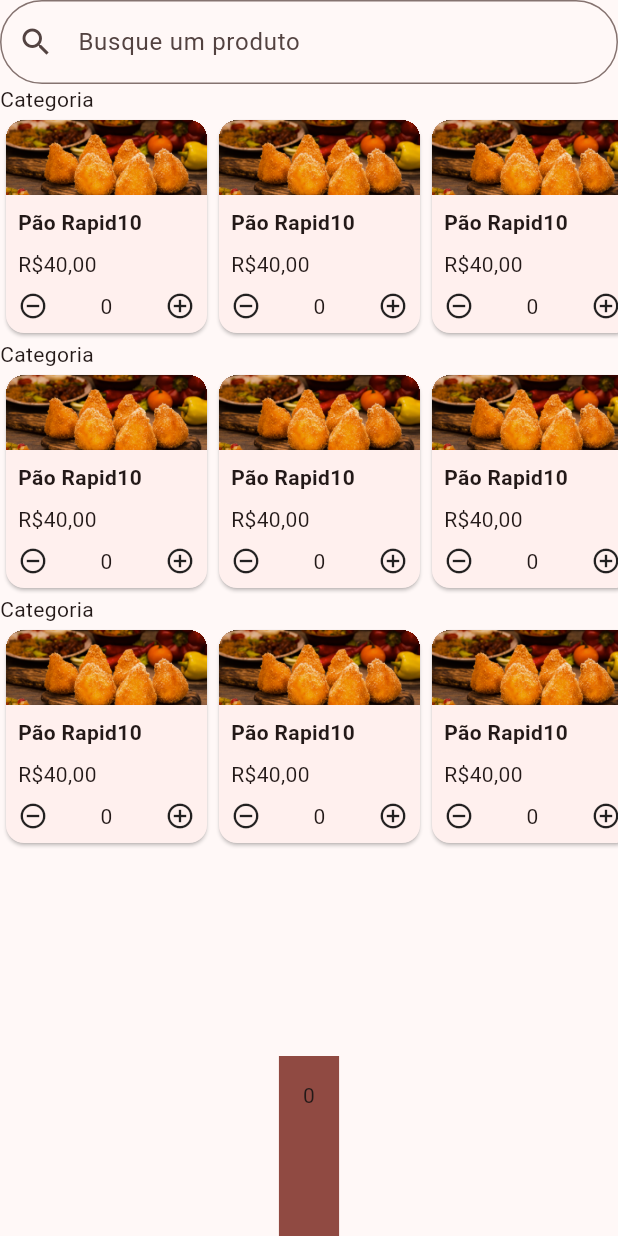
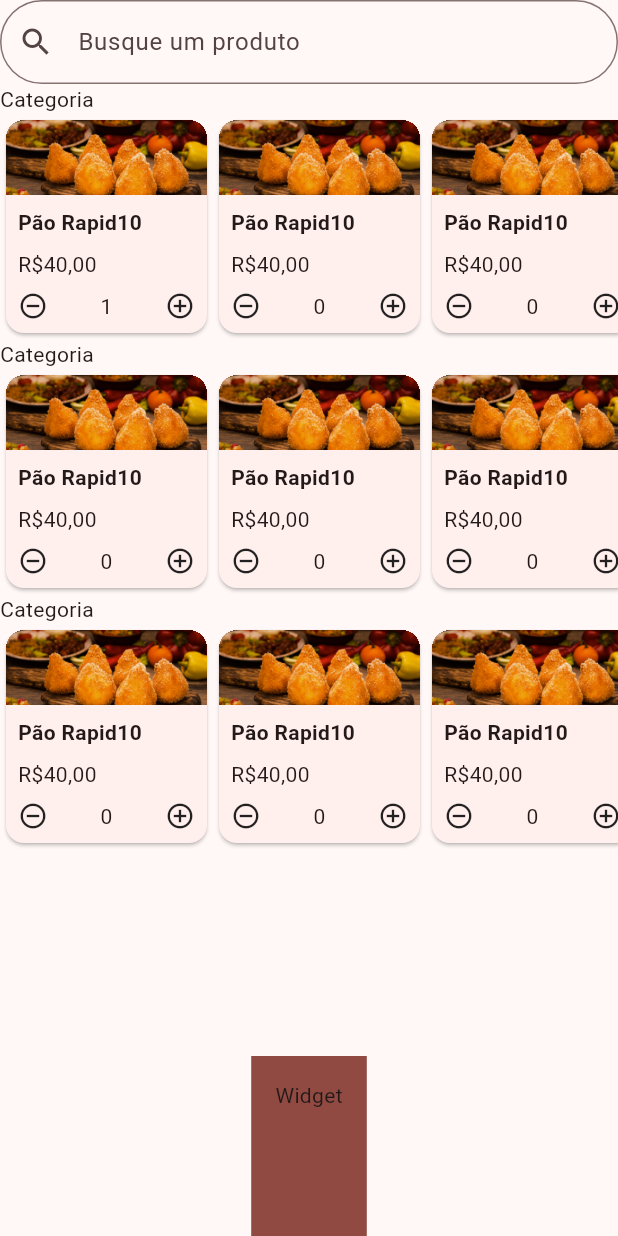
Before and after one commit to ikyrie/dev_panucci_delivery, a Flutter app: the screen it shows after launch, after a tap on the "add circle outline" icon, on a phone screen of 412 x 824 dp. Run offline on Flutter 3.47's test engine with Material 2 defaults, Android fonts, the phone set to English and light mode, and no system bars; our stand-ins replace flutter_mobx, mobx; generated files the repository leaves out were written again.

Commit message:
Adicionando MobX nos contadores

```diff
--- a/lib/components/cartao.dart
+++ b/lib/components/cartao.dart
@@ -23,7 +23,7 @@ const Cartao({ Key? key }) : super(key: key);
               padding: const EdgeInsets.all(8.0),
               child: Column(
                 crossAxisAlignment: CrossAxisAlignment.start,
-                children: const <Widget>[
+                children: <Widget>[
                   Padding(
                     padding: EdgeInsets.only(bottom: 8.0),
                     child: Text("Pão Rapid10", style: TextStyle(fontWeight: FontWeight.w600),),
--- a/lib/components/contador.dart
+++ b/lib/components/contador.dart
@@ -1,40 +1,37 @@
 import 'package:flutter/material.dart';
-import 'package:panucci_delivery/models/carrinho_provider.dart';
+import 'package:flutter_mobx/flutter_mobx.dart';
+import 'package:panucci_delivery/store/carrinho_store.dart';
 
-class Contador extends StatefulWidget {
-const Contador({ Key? key }) : super(key: key);
+class Contador extends StatelessWidget {
+Contador({ Key? key }) : super(key: key);
+final CarrinhoStore carrinhoStore = CarrinhoStore();
 
   @override
-  State<Contador> createState() => _ContadorState();
-}
-
-class _ContadorState extends State<Contador> {
-  @override
   Widget build(BuildContext context){
-    return Row(
+    return Observer(
+      builder: (_) => Row(
         mainAxisAlignment: MainAxisAlignment.spaceBetween,
         children: <Widget>[
           InkWell(
             borderRadius: BorderRadius.circular(20),
             onTap: () {
-            setState(() {
-              if(CarrinhoProvider.of(context).carrinhoCounter > 0) {
+                if(carrinhoStore.carrinhoCounter > 0) {
+                  carrinhoStore.removerItem();
                 }
-            });
             },
             child: const Icon(Icons.remove_circle_outline, size: 20,),
           ),
-        Text(CarrinhoProvider.of(context).carrinhoCounter.toString()),
+          Text(carrinhoStore.carrinhoCounter.toString()),
           InkWell(
             borderRadius: BorderRadius.circular(20),
             onTap: () {
-            setState(() {
-              print(CarrinhoProvider.of(context).carrinhoCounter);
-            });
+                carrinhoStore.adicionarItem();
+                print(carrinhoStore.carrinhoCounter);
             },
             child: const Icon(Icons.add_circle_outline, size: 20,),
           ),
         ],
+      ),
     );
   }
 }
--- /dev/null
+++ b/lib/models/carrinho.dart
@@ -0,0 +1,13 @@
+class Carrinho {
+  Carrinho(this.totalDeItens);
+
+  int totalDeItens;
+
+  void adicionarItemNoTotal() {
+    totalDeItens++;
+  }
+
+  void removerItemNoTotal() {
+    totalDeItens--;
+  }
+}
--- a/lib/models/carrinho_provider.dart
+++ b/lib/models/carrinho_provider.dart
@@ -1,9 +1,9 @@
 import 'package:flutter/material.dart';
 
 class CarrinhoProvider extends InheritedWidget {
-  const CarrinhoProvider({Key? key, required Widget child, required this.carrinhoCounter}) : super(key: key, child: child);
+  CarrinhoProvider({Key? key, required Widget child, required this.carrinhoCounter}) : super(key: key, child: child);
 
-  final int carrinhoCounter;
+  int carrinhoCounter;
 
   static CarrinhoProvider of(BuildContext context){
     final CarrinhoProvider? result = context.dependOnInheritedWidgetOfExactType<CarrinhoProvider>();
--- a/lib/screens/home.dart
+++ b/lib/screens/home.dart
@@ -1,6 +1,9 @@
 import 'package:flutter/material.dart';
+import 'package:flutter_mobx/flutter_mobx.dart';
 import 'package:panucci_delivery/components/cartao.dart';
+import 'package:panucci_delivery/models/carrinho.dart';
 import 'package:panucci_delivery/models/carrinho_provider.dart';
+import 'package:panucci_delivery/store/carrinho_store.dart';
 import '../components/search_input.dart';
 
 class Home extends StatefulWidget {
@@ -9,6 +12,8 @@ class Home extends StatefulWidget {
   @override
   State<Home> createState() => _HomeState();
 }
+
+final CarrinhoStore carrinhoStore = CarrinhoStore();
 
 class _HomeState extends State<Home> {
   final TextEditingController searchTextController = TextEditingController();
@@ -32,11 +37,13 @@ class _HomeState extends State<Home> {
               hasScrollBody: false,
               child: Align(
                 alignment: Alignment.bottomCenter,
-                child: Container(
-                  height: 120,
-                  padding: const EdgeInsets.all(16),
-                  decoration: BoxDecoration(color: Theme.of(context).colorScheme.surfaceTint),
-                  child: Text(carrinho.carrinhoCounter.toString()),
+                child: Observer(
+                  builder: (_) => Container(
+                    height: 120,
+                    padding: const EdgeInsets.all(16),
+                    decoration: BoxDecoration(color: Theme.of(context).colorScheme.surfaceTint),
+                    child: Text(carrinho.toString()),
+                  ),
                 ),
               ),
             )
--- /dev/null
+++ b/lib/store/carrinho_store.dart
@@ -0,0 +1,34 @@
+import 'package:mobx/mobx.dart';
+import 'package:panucci_delivery/models/carrinho.dart';
+
+part 'carrinho_store.g.dart';
+
+class CarrinhoStore = _CarrinhoStore with _$CarrinhoStore;
+final Carrinho carrinho = Carrinho(0);
+
+abstract class _CarrinhoStore with Store {
+  @observable
+  int carrinhoCounter = 0;
+
+  @observable
+  int totalDeItens = 0;
+
+  @action
+  void adicionarItem() {
+    carrinhoCounter++;
+    totalDeItens++;
+    carrinho.adicionarItemNoTotal();
+    print(totalDeItens);
+    print('Items no carrinho: ' + carrinho.totalDeItens.toString());
+  }
+
+  @action
+  void removerItem() {
+    carrinhoCounter--;
+    totalDeItens--;
+    carrinho.removerItemNoTotal();
+    print(totalDeItens);
+    print('Items no carrinho: ' + carrinho.totalDeItens.toString());
+  }
+
+}
--- a/pubspec.yaml
+++ b/pubspec.yaml
@@ -35,6 +35,8 @@ dependencies:
   # The following adds the Cupertino Icons font to your application.
   # Use with the CupertinoIcons class for iOS style icons.
   cupertino_icons: ^1.0.2
+  mobx: ^2.1.3+1
+  flutter_mobx: ^2.0.6+5
 
 dev_dependencies:
   flutter_test:
@@ -46,6 +48,8 @@ dev_dependencies:
   # package. See that file for information about deactivating specific lint
   # rules and activating additional ones.
   flutter_lints: ^2.0.0
+  build_runner: ^2.3.3
+  mobx_codegen: ^2.1.1
 
 # For information on the generic Dart part of this file, see the
 # following page: https://dart.dev/tools/pub/pubspec
```
Also changed, not shown: lib/store/carrinho_store.g.dart (added), pubspec.lock. Lines whose indentation alone changed are shown as unchanged.
